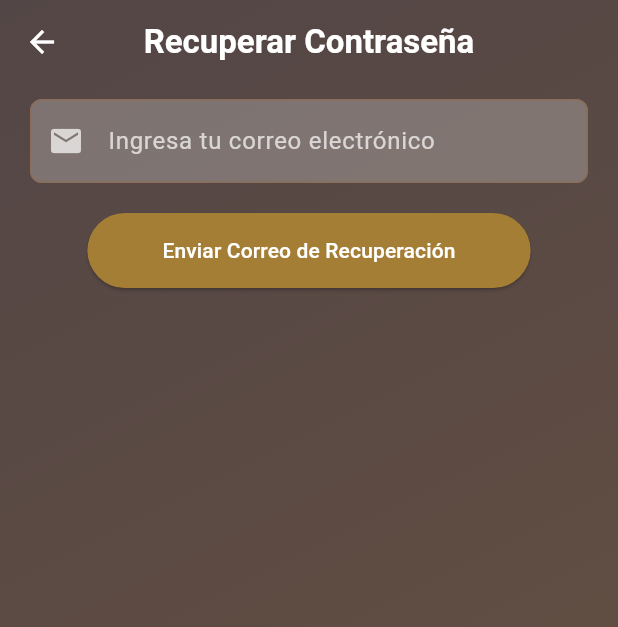
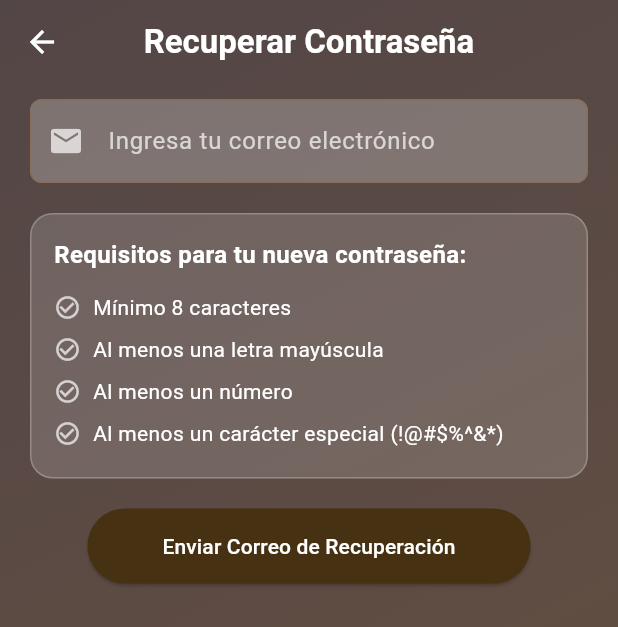
Before and after one commit to Ipeross/Examen_Moviles_Feast_Fit_IPO, a Flutter app: the screen it shows after launch, after a tap on "¿Olvidaste tu contraseña?", on a phone screen of 412 x 824 dp. Shown: the top 627 px of the screen. Run offline on Flutter 3.47's test engine with Material 3 defaults, Android fonts, the phone set to English and light mode, and no system bars; our stand-ins replace cached_network_image, cloud_firestore, firebase_auth, firebase_core, fl_chart, google_sign_in; accounts and stored records are empty.

Commit message:
Add validations on ForgotPassword

```diff
--- a/lib/screens/forgot_password_screen.dart
+++ b/lib/screens/forgot_password_screen.dart
@@ -10,6 +10,7 @@ class ForgotPasswordScreen extends StatefulWidget {
 
 class _ForgotPasswordScreenState extends State<ForgotPasswordScreen> {
   final _emailController = TextEditingController();
+  bool _isSending = false;
 
   @override
   Widget build(BuildContext context) {
@@ -46,9 +47,20 @@ class _ForgotPasswordScreenState extends State<ForgotPasswordScreen> {
                       children: [
                         _buildTextField(_emailController, 'Ingresa tu correo electrónico', Icons.email),
                         const SizedBox(height: 20),
+                        _buildPasswordRequirementsCard(),
+                        const SizedBox(height: 20),
                         ElevatedButton(
-                          onPressed: _sendVerificationEmail,
-                          child: const Text(
+                          onPressed: _isSending ? null : _sendVerificationEmail,
+                          child: _isSending
+                              ? const SizedBox(
+                                  width: 20,
+                                  height: 20,
+                                  child: CircularProgressIndicator(
+                                    color: Colors.white,
+                                    strokeWidth: 2,
+                                  ),
+                                )
+                              : const Text(
                                   'Enviar Correo de Recuperación',
                                   style: TextStyle(color: Colors.white),
                                 ),
@@ -57,7 +69,7 @@ class _ForgotPasswordScreenState extends State<ForgotPasswordScreen> {
                             shape: RoundedRectangleBorder(
                               borderRadius: BorderRadius.circular(30),
                             ),
-                            backgroundColor: const Color.fromARGB(255, 165, 126, 54),
+                            backgroundColor: const Color.fromARGB(255, 71, 49, 19),
                           ),
                         ),
                       ],
@@ -68,6 +80,51 @@ class _ForgotPasswordScreenState extends State<ForgotPasswordScreen> {
             ],
           ),
         ),
+      ),
+    );
+  }
+
+  Widget _buildPasswordRequirementsCard() {
+    return Container(
+      padding: const EdgeInsets.all(15),
+      decoration: BoxDecoration(
+        color: Colors.white.withOpacity(0.15),
+        borderRadius: BorderRadius.circular(15),
+        border: Border.all(color: Colors.white24),
+      ),
+      child: Column(
+        crossAxisAlignment: CrossAxisAlignment.start,
+        children: [
+          const Text(
+            'Requisitos para tu nueva contraseña:',
+            style: TextStyle(
+              color: Colors.white,
+              fontWeight: FontWeight.bold,
+              fontSize: 16,
+            ),
+          ),
+          const SizedBox(height: 10),
+          _buildRequirementRow(Icons.check_circle_outline, 'Mínimo 8 caracteres'),
+          _buildRequirementRow(Icons.check_circle_outline, 'Al menos una letra mayúscula'),
+          _buildRequirementRow(Icons.check_circle_outline, 'Al menos un número'),
+          _buildRequirementRow(Icons.check_circle_outline, 'Al menos un carácter especial (!@#\$%^&*)'),
+        ],
+      ),
+    );
+  }
+
+  Widget _buildRequirementRow(IconData icon, String text) {
+    return Padding(
+      padding: const EdgeInsets.symmetric(vertical: 4),
+      child: Row(
+        children: [
+          Icon(icon, color: Colors.white70, size: 18),
+          const SizedBox(width: 8),
+          Text(
+            text,
+            style: const TextStyle(color: Colors.white, fontSize: 14),
+          ),
+        ],
       ),
     );
   }
@@ -92,18 +149,55 @@ class _ForgotPasswordScreenState extends State<ForgotPasswordScreen> {
   }
 
   Future<void> _sendVerificationEmail() async {
+    if (_emailController.text.isEmpty || !_emailController.text.contains('@')) {
+      ScaffoldMessenger.of(context).showSnackBar(
+        const SnackBar(content: Text('Por favor, introduce un correo electrónico válido')),
+      );
+      return;
+    }
+
+    setState(() {
+      _isSending = true;
+    });
+
     try {
       await FirebaseAuth.instance.sendPasswordResetEmail(email: _emailController.text);
 
+      // Success message
+      if (mounted) {
         ScaffoldMessenger.of(context).showSnackBar(
-        const SnackBar(content: Text('Correo de recuperación enviado')),
+          const SnackBar(
+            content: Text('Correo de recuperación enviado. Recuerda revisar tu carpeta de spam.'),
+            duration: Duration(seconds: 5),
+          ),
         );
+        Navigator.pop(context);
+      }
+    } catch (e) {
+      // Error handling
+      if (mounted) {
+        String errorMessage = 'Error al enviar el correo';
 
-      Navigator.pop(context);
-    } catch (e) {
+        if (e is FirebaseAuthException) {
+          if (e.code == 'user-not-found') {
+            errorMessage = 'No existe una cuenta con este correo electrónico';
+          } else if (e.code == 'invalid-email') {
+            errorMessage = 'El formato del correo electrónico no es válido';
+          } else {
+            errorMessage = 'Error: ${e.message}';
+          }
+        }
+
         ScaffoldMessenger.of(context).showSnackBar(
-        SnackBar(content: Text('Error al enviar el correo: $e')),
+          SnackBar(content: Text(errorMessage)),
         );
+      }
+    } finally {
+      if (mounted) {
+        setState(() {
+          _isSending = false;
+        });
+      }
     }
   }
 
--- a/lib/screens/login_screen.dart
+++ b/lib/screens/login_screen.dart
@@ -264,7 +264,7 @@ class _LoginScreenState extends State<LoginScreen>
                       ElevatedButton(
                         onPressed: isLoading ? null : _login,
                         style: ElevatedButton.styleFrom(
-                          foregroundColor: Colors.blue.shade700,
+                          foregroundColor: const Color.fromARGB(255, 85, 57, 15),
                           backgroundColor: Colors.white,
                           padding: const EdgeInsets.symmetric(
                               horizontal: 50, vertical: 15),
```
Lines whose indentation alone changed are shown as unchanged.
